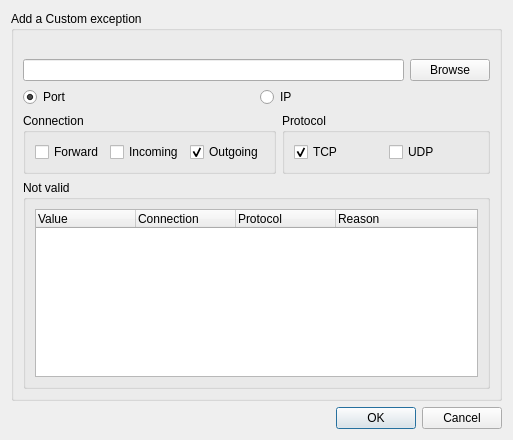
This is pgl/pglgui/ui/add_exception.ui in okyes/peerguardian as Qt 5 draws it before an edit. The edited form follows.
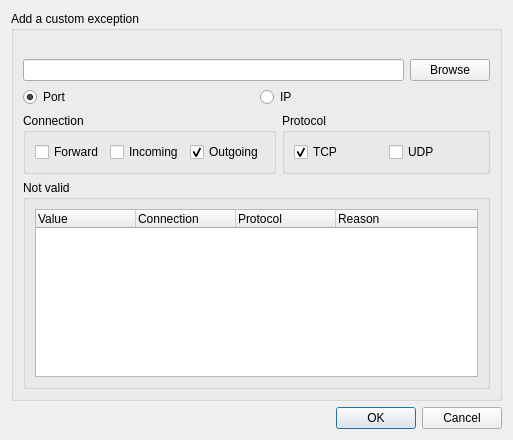
This is the edited form.

```diff
--- a/pgl/pglgui/ui/add_exception.ui
+++ b/pgl/pglgui/ui/add_exception.ui
@@ -35,7 +35,7 @@
       </size>
      </property>
      <property name="title">
-      <string>Add a Custom exception</string>
+      <string>Add a custom exception</string>
      </property>
      <layout class="QVBoxLayout" name="verticalLayout_2">
       <item>
```
